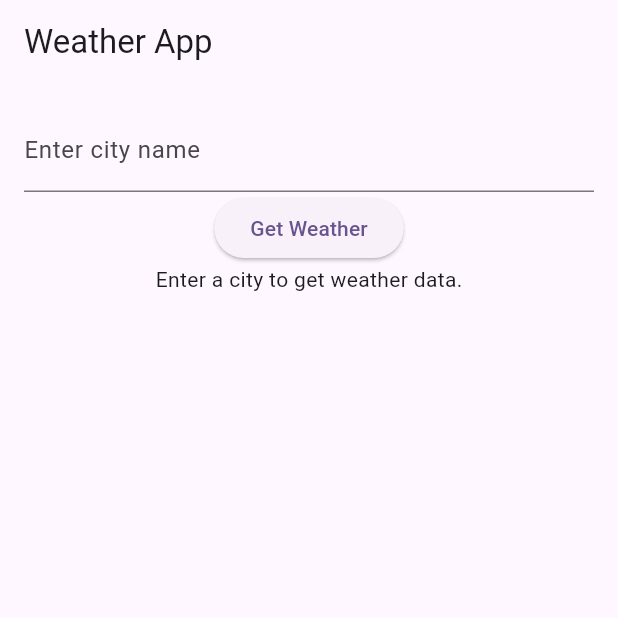
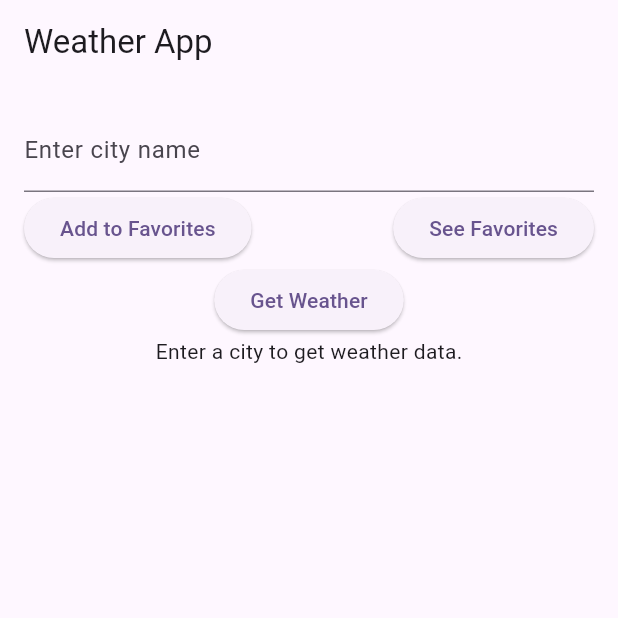
Before and after one commit to swapnil-up/weather_app, a Flutter app: the screen it shows after launch, after a tap on "Get Weather", on a phone screen of 412 x 824 dp, the top half of it. Run offline on Flutter 3.47's test engine with Material 3 defaults, Android fonts, the phone set to English and light mode, and no system bars; our stand-ins replace flutter_dotenv; network calls fail.

Commit message:
Added a location and favorites provider

```diff
--- a/lib/main.dart
+++ b/lib/main.dart
@@ -1,6 +1,8 @@
 import 'package:flutter/material.dart';
 import 'package:flutter_dotenv/flutter_dotenv.dart';
 import 'package:provider/provider.dart';
+import 'package:weather_app/providers/favorites_provider.dart';
+import 'package:weather_app/providers/location_provider.dart';
 import 'package:weather_app/providers/weather_provider.dart';
 import 'package:weather_app/screens/home_screen.dart';
 
@@ -12,6 +14,12 @@ void main() async {
         ChangeNotifierProvider(
           create: (_) => WeatherProvider(),
         ),
+        ChangeNotifierProvider(
+          create: (_) => LocationProvider(),
+        ),
+        ChangeNotifierProvider(
+          create: (_) => FavoritesProvider(),
+        ),
       ],
       child: const MyApp(),
     ),
@@ -21,7 +29,6 @@ void main() async {
 class MyApp extends StatelessWidget {
   const MyApp({super.key});
 
-  // This widget is the root of your application.
   @override
   Widget build(BuildContext context) {
     return MaterialApp(
--- /dev/null
+++ b/lib/providers/favorites_provider.dart
@@ -0,0 +1,21 @@
+import 'package:flutter/material.dart';
+
+class FavoritesProvider with ChangeNotifier {
+  List<String> _favoriteCities = [];
+
+  List<String> get favoriteCities => _favoriteCities;
+
+  void addFavoriteCity(String city) {
+    if (!_favoriteCities.contains(city)) {
+      _favoriteCities.add(city);
+      notifyListeners();
+    }
+  }
+
+  void removeFavoriteCity(String city) {
+    if (_favoriteCities.contains(city)) {
+      _favoriteCities.remove(city);
+      notifyListeners();
+    }
+  }
+}
--- /dev/null
+++ b/lib/providers/location_provider.dart
@@ -0,0 +1,11 @@
+import 'package:flutter/material.dart';
+
+class LocationProvider with ChangeNotifier {
+  String _currentCity = "";
+  String get currentCity => _currentCity;
+
+  void setCity(String city) {
+    _currentCity = city;
+    notifyListeners();
+  }
+}
--- a/lib/screens/home_screen.dart
+++ b/lib/screens/home_screen.dart
@@ -1,5 +1,8 @@
 import 'package:flutter/material.dart';
 import 'package:provider/provider.dart';
+import 'package:weather_app/providers/favorites_provider.dart';
+import 'package:weather_app/providers/location_provider.dart';
+import 'package:weather_app/screens/favorites_screen.dart';
 import '../providers/weather_provider.dart';
 
 class HomeScreen extends StatelessWidget {
@@ -8,39 +11,68 @@ class HomeScreen extends StatelessWidget {
   @override
   Widget build(BuildContext context) {
     final weatherProvider = Provider.of<WeatherProvider>(context);
+    final locationProvider = Provider.of<LocationProvider>(context);
+    final favoritesProvider = Provider.of<FavoritesProvider>(context);
 
     return Scaffold(
-      appBar: AppBar(title: Text("Weather App")),
+      appBar: AppBar(title: const Text("Weather App")),
       body: Padding(
         padding: const EdgeInsets.all(16.0),
         child: Column(
           children: [
             TextField(
               controller: _cityController,
-              decoration: InputDecoration(labelText: "Enter city name"),
+              decoration: const InputDecoration(labelText: "Enter city name"),
+            ),
+            Row(
+              mainAxisAlignment: MainAxisAlignment.spaceBetween,
+              children: [
+                ElevatedButton(
+                  onPressed: () => {
+                    favoritesProvider.addFavoriteCity(_cityController.text),
+                  },
+                  child: Text('Add to Favorites'),
+                ),
+                ElevatedButton(
+                  onPressed: () {
+                    Navigator.push(
+                      context,
+                      MaterialPageRoute(
+                        builder: (context) => FavoriteScreen(),
+                      ),
+                    ).then((selectedCity) {
+                      _cityController.text = selectedCity;
+                      locationProvider.setCity(_cityController.text);
+                      weatherProvider.getWeather(_cityController.text);
+                    });
+                  },
+                  child: Text("See Favorites"),
+                ),
+              ],
             ),
             ElevatedButton(
               onPressed: () {
+                locationProvider.setCity(_cityController.text);
                 weatherProvider.getWeather(_cityController.text);
               },
-              child: Text("Get Weather"),
+              child: const Text("Get Weather"),
             ),
             weatherProvider.isLoading
-                ? CircularProgressIndicator()
+                ? const CircularProgressIndicator()
                 : weatherProvider.weather != null
                     ? Column(
                         children: [
                           Text(
                             "Temperature: ${weatherProvider.weather!.temperature}°C",
-                            style: TextStyle(fontSize: 24),
+                            style: const TextStyle(fontSize: 24),
                           ),
                           Text(
                             "Description: ${weatherProvider.weather!.description}",
-                            style: TextStyle(fontSize: 18),
+                            style: const TextStyle(fontSize: 18),
                           ),
                         ],
                       )
-                    : Text("Enter a city to get weather data."),
+                    : const Text("Enter a city to get weather data."),
           ],
         ),
       ),
```
Also changed, not shown: lib/screens/favorites_screen.dart (added, +32 -0 lines).
